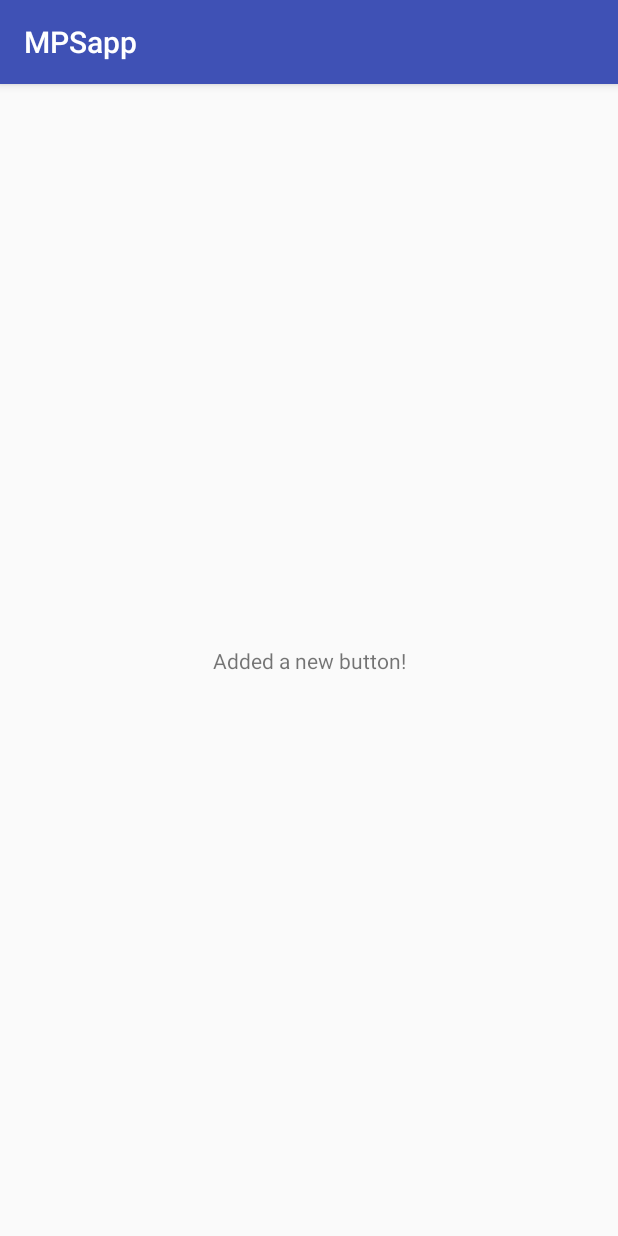
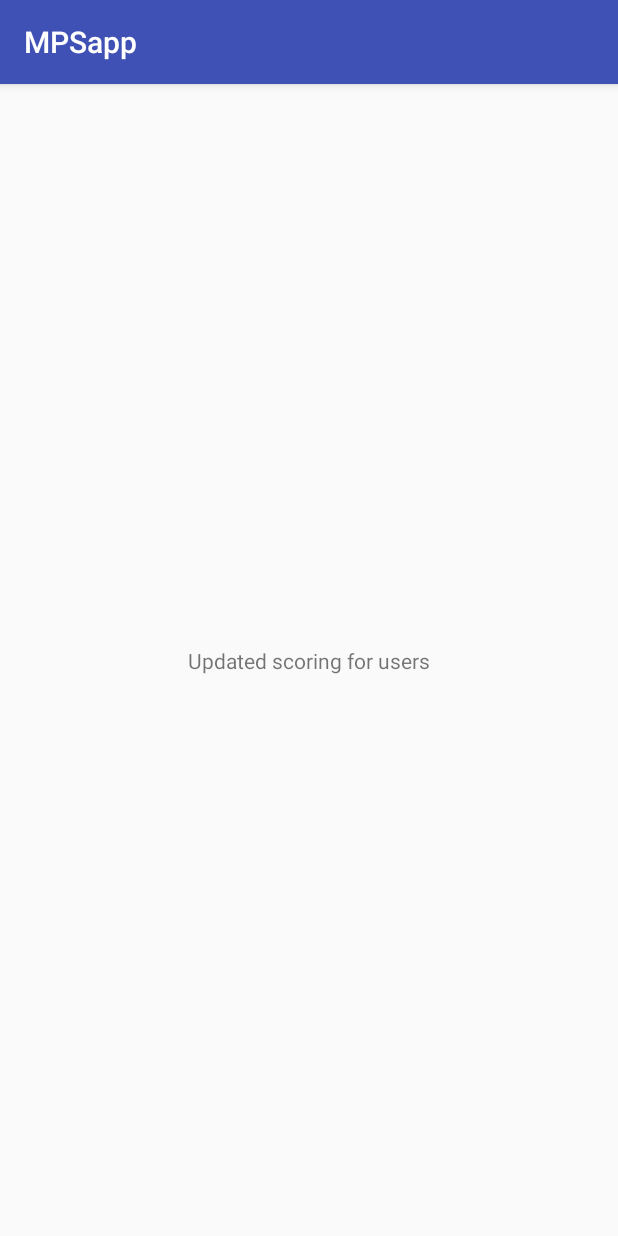
Before and after one commit to AndreeaMRentea/TeamMPS-Project, an Android app: the screen it shows after launch (MainActivity), on a phone screen of 412 x 824 dp. Run offline under Robolectric (Android 15) with nearby library versions, the phone set to English and light mode, and no system bars.

```diff
--- a/app/src/main/res/layout/activity_main.xml
+++ b/app/src/main/res/layout/activity_main.xml
@@ -9,7 +9,7 @@
     <TextView
         android:layout_width="wrap_content"
         android:layout_height="wrap_content"
-        android:text="Added a new button!"
+        android:text="Updated scoring for users"
         app:layout_constraintBottom_toBottomOf="parent"
         app:layout_constraintLeft_toLeftOf="parent"
         app:layout_constraintRight_toRightOf="parent"
```
